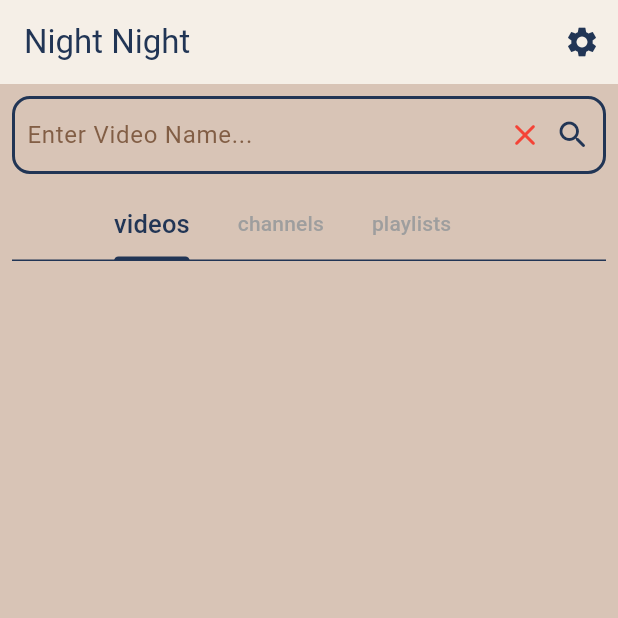
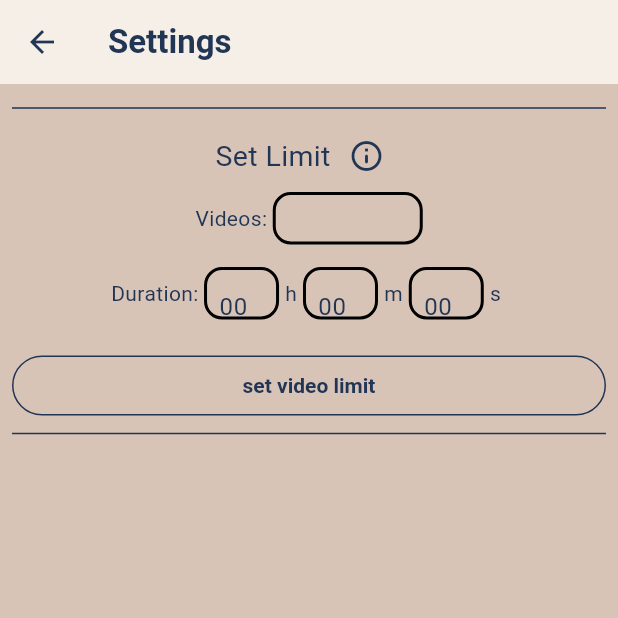
Before and after one commit to ppyr304/Night_night, a Flutter app: the screen it shows after launch, after a tap on the "settings" icon, on a phone screen of 412 x 824 dp, the top half of it. Run offline on Flutter 3.47's test engine with Material 3 defaults, Android fonts, the phone set to English and light mode, and no system bars; our stand-ins replace youtube_player_flutter; missing offline and left inert: youtube_explode_dart.

Commit message:
23/12/2023 fixing counter.dart & counter settings

```diff
--- a/lib/assets/constants.dart
+++ b/lib/assets/constants.dart
@@ -48,6 +48,15 @@ ThemeData CustomLightTheme() {
         foregroundColor: MaterialStateProperty.all(lightTertiary),
       ),
     ),
+    elevatedButtonTheme: ElevatedButtonThemeData(
+      style: ButtonStyle(
+        textStyle: MaterialStateProperty.all(
+          const TextStyle(color: lightTertiary, fontWeight: FontWeight.bold),
+        ),
+        backgroundColor: MaterialStateProperty.all(lightSecondary),
+        foregroundColor: MaterialStateProperty.all(lightTertiary),
+      ),
+    ),
     appBarTheme: const AppBarTheme(
       elevation: 0,
       backgroundColor: lightPrimary,
@@ -69,10 +78,9 @@ ThemeData CustomLightTheme() {
         fontSize: 17,
       ),
     ),
-    floatingActionButtonTheme:
-        FloatingActionButtonThemeData(backgroundColor: lightSecondaryAccent,
-        ),
-
+    floatingActionButtonTheme: FloatingActionButtonThemeData(
+      backgroundColor: lightSecondaryAccent,
+    ),
   );
 }
 
--- /dev/null
+++ b/lib/classes/forSettings/settingsFuncs.dart
@@ -0,0 +1,206 @@
+import 'package:flutter/material.dart';
+
+void showLimitTooltip(BuildContext context, String message) {
+  showDialog(
+    context: context,
+    builder: (BuildContext context) {
+      return SimpleDialog(
+        contentPadding: const EdgeInsets.all(16.0),
+        children: [
+          Text(message),
+        ],
+      );
+    },
+  );
+}
+
+class VideoAmountField extends StatefulWidget {
+  const VideoAmountField({Key? key}) : super(key: key);
+
+  @override
+  _VideoAmountFieldState createState() => _VideoAmountFieldState();
+}
+
+class _VideoAmountFieldState extends State<VideoAmountField> {
+  final TextEditingController _controller = TextEditingController();
+  String input = '';
+
+  @override
+  Widget build(BuildContext context) {
+    return Row(
+      mainAxisAlignment: MainAxisAlignment.center,
+      children: [
+        const Text('Videos: '),
+        Container(
+          decoration: BoxDecoration(
+            border: Border.all(
+              width: 2,
+            ),
+            borderRadius: BorderRadius.circular(12.0),
+          ),
+          width: 100,
+          height: 35,
+          child: Padding(
+            padding: const EdgeInsets.symmetric(horizontal: 8),
+            child: TextField(
+              decoration: const InputDecoration(border: InputBorder.none),
+              controller: _controller,
+              keyboardType: TextInputType.number,
+              onChanged: (value) {
+                int enteredValue = int.tryParse(value) ?? 0;
+                if (enteredValue == 0) {
+                  _controller.text = 'unlimited';
+                }
+                input = _controller.text;
+              },
+              onEditingComplete: () {
+                if (input == 'unlimited') {}
+              },
+            ),
+          ),
+        ),
+      ],
+    );
+  }
+
+  @override
+  void dispose() {
+    _controller.dispose();
+    super.dispose();
+  }
+}
+
+class DurationField extends StatefulWidget {
+  DurationField({super.key});
+
+  @override
+  State<DurationField> createState() => _DurationFieldState();
+}
+
+class _DurationFieldState extends State<DurationField> {
+  final TextEditingController _hController = TextEditingController();
+  final TextEditingController _mController = TextEditingController();
+  final TextEditingController _sController = TextEditingController();
+
+  String hInput = '';
+  String mInput = '';
+  String sInput = '';
+
+  @override
+  void initState() {
+
+
+    _hController.text = '00';
+    _mController.text = '00';
+    _sController.text = '00';
+    super.initState();
+  }
+
+  @override
+  Widget build(BuildContext context) {
+    return Row(
+      mainAxisAlignment: MainAxisAlignment.center,
+      children: [
+        const Text('Duration: '),
+        Container(
+          decoration: BoxDecoration(
+            border: Border.all(
+              width: 2,
+            ),
+            borderRadius: BorderRadius.circular(12.0),
+          ),
+          width: 50,
+          height: 35,
+          child: Padding(
+            padding: const EdgeInsets.symmetric(horizontal: 8),
+            child: TextField(
+              decoration: const InputDecoration(border: InputBorder.none),
+              controller: _hController,
+              keyboardType: TextInputType.number,
+              onChanged: (value) {
+                int enteredValue = int.tryParse(value) ?? 0;
+                if (enteredValue == 0) {
+                  _hController.text = '00';
+                }
+                hInput = _hController.text;
+              },
+              onEditingComplete: () {},
+            ),
+          ),
+        ),
+        const Padding(
+          padding: EdgeInsets.symmetric(horizontal: 4),
+          child: Text('h'),
+        ),
+        Container(
+          decoration: BoxDecoration(
+            border: Border.all(
+              width: 2,
+            ),
+            borderRadius: BorderRadius.circular(12.0),
+          ),
+          width: 50,
+          height: 35,
+          child: Padding(
+            padding: const EdgeInsets.symmetric(horizontal: 8),
+            child: TextField(
+              decoration: const InputDecoration(border: InputBorder.none),
+              controller: _mController,
+              keyboardType: TextInputType.number,
+              onChanged: (value) {
+                int enteredValue = int.tryParse(value) ?? 0;
+                if (enteredValue == 0) {
+                  _mController.text = '00';
+                }
+                mInput = _mController.text;
+              },
+              onEditingComplete: () {},
+            ),
+          ),
+        ),
+        const Padding(
+          padding: EdgeInsets.symmetric(horizontal: 4),
+          child: Text('m'),
+        ),
+        Container(
+          decoration: BoxDecoration(
+            border: Border.all(
+              width: 2,
+            ),
+            borderRadius: BorderRadius.circular(12.0),
+          ),
+          width: 50,
+          height: 35,
+          child: Padding(
+            padding: const EdgeInsets.symmetric(horizontal: 8),
+            child: TextField(
+              decoration: const InputDecoration(border: InputBorder.none),
+              controller: _sController,
+              keyboardType: TextInputType.number,
+              onChanged: (value) {
+                int enteredValue = int.tryParse(value) ?? 0;
+                if (enteredValue == 0) {
+                  _sController.text = '00';
+                }
+                sInput = _sController.text;
+              },
+              onEditingComplete: () {},
+            ),
+          ),
+        ),
+        const Padding(
+          padding: EdgeInsets.symmetric(horizontal: 4),
+          child: Text('s'),
+        ),
+      ],
+    );
+  }
+
+  @override
+  void dispose() {
+    _hController.dispose();
+    _mController.dispose();
+    _sController.dispose();
+    super.dispose();
+  }
+}
--- a/lib/counters.dart
+++ b/lib/counters.dart
@@ -1,19 +1,20 @@
 class Counters{
-  int limit = 1;
+  //limit
+  int maxVideos = 1;
+  Duration maxDuration = const Duration(minutes: 30);
+  //current
   int num = 0;
-  DateTime dateTime = DateTime.now();
+  //by videos or duration
+  bool byVideos = true;
 
   Counters._instantiate();
-
   static final Counters instance = Counters._instantiate();
-
-  Counters(this.limit);
 
   void increment () {
     num++;
   }
 
   bool atLimit () {
-    return (limit == num);
+    return (maxVideos == num);
   }
 }
--- a/lib/main.dart
+++ b/lib/main.dart
@@ -1,6 +1,7 @@
 import 'package:flutter/material.dart';
 import 'package:youtube_player/assets/constants.dart';
 import 'package:youtube_player/classes/forPlaylist/playlistCard.dart';
+import 'package:youtube_player/pages/settingsPage.dart';
 import 'classes/forChannels/channelCard.dart';
 import 'classes/forVideos/videoCard.dart';
 import 'classes/others/searchData.dart';
@@ -153,7 +154,10 @@ class _HomePageState extends State<HomePage>
         title: Text(widget.title),
         actions: [
           IconButton(
-            onPressed: () {},
+            onPressed: () {
+              Navigator.push(context,
+                  MaterialPageRoute(builder: (context) => const SettingsPage()));
+            },
             icon: const Icon(Icons.settings),
             tooltip: "settings",
           )
--- a/lib/pages/settingsPage.dart
+++ b/lib/pages/settingsPage.dart
@@ -0,0 +1,60 @@
+import 'package:flutter/material.dart';
+import 'package:youtube_player/counters.dart';
+
+import '../classes/forSettings/settingsFuncs.dart';
+
+class SettingsPage extends StatefulWidget {
+  const SettingsPage({super.key});
+
+  @override
+  State<SettingsPage> createState() => _SettingsPageState();
+}
+
+class _SettingsPageState extends State<SettingsPage> {
+  String limitTooltip =
+      'Sets the maximum videos/duration before closing the app.';
+
+  @override
+  Widget build(BuildContext context) {
+    return Scaffold(
+      appBar: AppBar(
+        title: const Text(
+          'Settings',
+          style: TextStyle(fontWeight: FontWeight.bold),
+        ),
+      ),
+      body: Padding(
+        padding: const EdgeInsets.all(8.0),
+        child: ListView(
+          children: [
+            const Divider(),
+            Row(
+              mainAxisAlignment: MainAxisAlignment.center,
+              children: [
+                const Text(
+                  'Set Limit',
+                  style: TextStyle(fontSize: 19),
+                ),
+                IconButton(
+                  onPressed: () {
+                    showLimitTooltip(context, limitTooltip);
+                  },
+                  icon: const Icon(Icons.info_outline_rounded),
+                ),
+              ],
+            ),
+            const VideoAmountField(),
+            const SizedBox(height: 15),
+            DurationField(),
+            const SizedBox(height: 20),
+            OutlinedButton(
+              onPressed: () {},
+              child: const Text('set video limit'),
+            ),
+            const Divider(),
+          ],
+        ),
+      ),
+    );
+  }
+}
```
